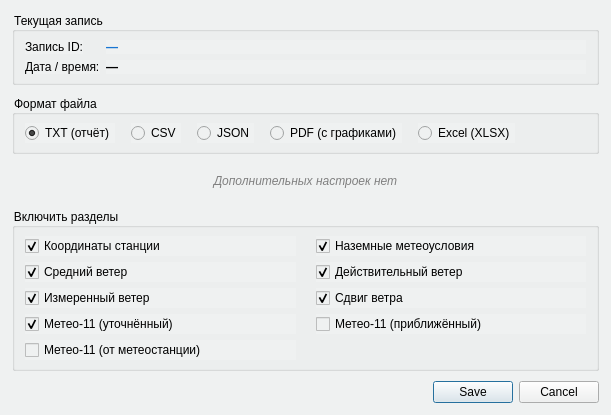
First picture: the form in ExportDialog.ui, repository Pobryakushka/MMK, before the edit.
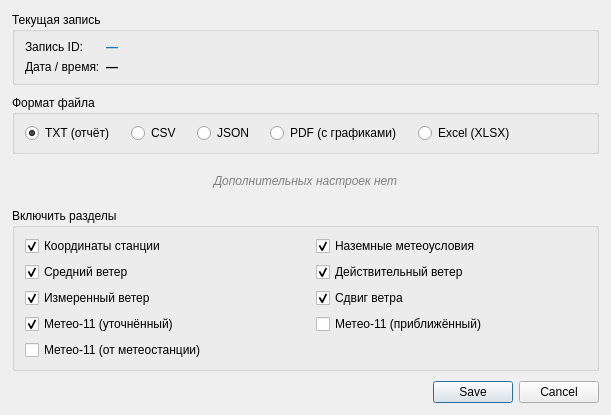
Second picture: the form after the edit.

What changed in the file:
```diff
--- a/ExportDialog.ui
+++ b/ExportDialog.ui
@@ -4,7 +4,7 @@
  <widget class="QDialog" name="ExportDialog">
   <property name="windowTitle"><string>Экспорт данных измерений</string></property>
   <property name="minimumSize"><size><width>540</width><height>0</height></size></property>
-  <property name="styleSheet"><string notr="true">background-color: #EFF1F1;</string></property>
+  
   <layout class="QVBoxLayout" name="vLayout_root">
    <property name="spacing"><number>10</number></property>
    <property name="leftMargin"><number>12</number></property>
```
